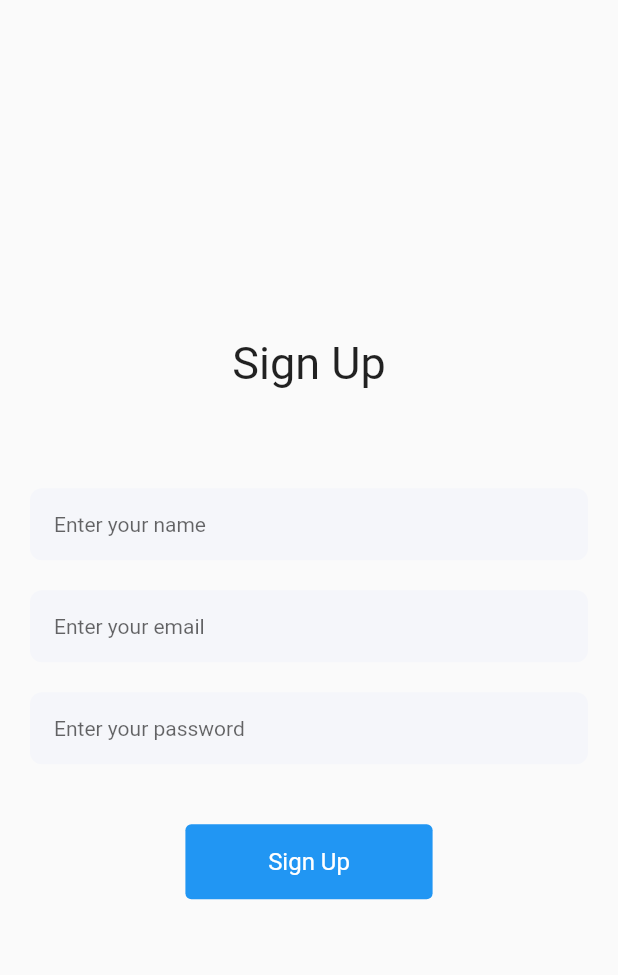
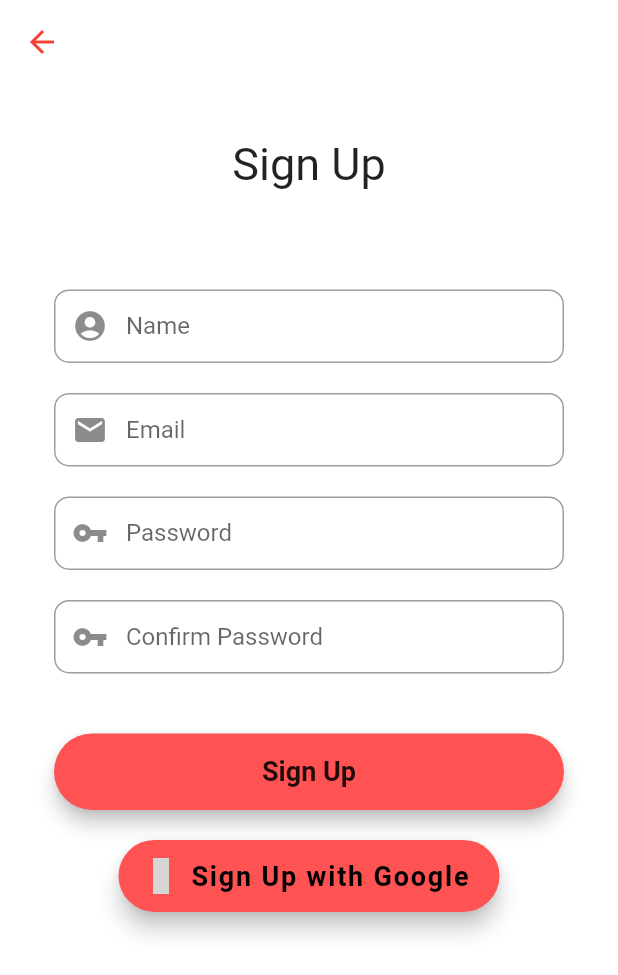
Before and after one commit to Prajj-10/Tomato-Game, a Flutter app: the EmailPasswordSignup screen opened directly, on a phone screen of 412 x 824 dp. Shown: the top 975 px of the screen. Run offline on Flutter 3.47's test engine with Material 2 defaults, Android fonts, the phone set to English and light mode, and no system bars; our stand-ins replace firebase_auth, firebase_core, material_symbols_icons; missing offline and left inert: font_awesome_icon_class; accounts and stored records are empty; grey boxes are pictures that could not be loaded.

Commit message:
Basic Login/Signup UI.

```diff
--- a/lib/Custom_Widgets/custom_button.dart
+++ b/lib/Custom_Widgets/custom_button.dart
@@ -11,12 +11,17 @@ class CustomButton extends StatelessWidget {
 
   @override
   Widget build(BuildContext context) {
-    return ElevatedButton(
-      style: ElevatedButton.styleFrom(
-        minimumSize: const Size(double.infinity, 40),
+    return Material(
+      elevation: 5,
+      borderRadius: BorderRadius.circular(36.0),
+      color: Colors.redAccent,
+      child:MaterialButton(
+        padding: const EdgeInsets.fromLTRB(20, 15, 20, 15),
+        minWidth: MediaQuery.of(context).size.width,
+        onPressed: onTap,
+        child: Text(text,
+        style: const TextStyle(fontSize: 18, fontWeight: FontWeight.bold),),
       ),
-      onPressed: onTap,
-      child: Text(text),
     );
   }
 }
--- a/lib/Signup.dart
+++ /dev/null
@@ -1,82 +0,0 @@
-import 'package:flutter/material.dart';
-import 'package:provider/provider.dart';
-
-import 'Custom_Widgets/custom_textfield.dart';
-
-class EmailPasswordSignup extends StatefulWidget {
-  // static String routeName = '/Signup.dart';   // The routes are created at main.dart to route the pages properly.
-  const EmailPasswordSignup({Key? key}) : super(key: key);
-
-  @override
-  _EmailPasswordSignupState createState() => _EmailPasswordSignupState();
-}
-
-class _EmailPasswordSignupState extends State<EmailPasswordSignup> {
-  final TextEditingController nameController = TextEditingController();
-  final TextEditingController emailController = TextEditingController();
-  final TextEditingController passwordController = TextEditingController();
-
-  /*void signUpUser() async {
-    context.read<FirebaseAuthMethods>().signUpWithEmail(
-      email: emailController.text,
-      password: passwordController.text,
-      context: context,
-    );
-  }*/
-
-  @override
-  Widget build(BuildContext context) {
-    return Scaffold(
-      body: Column(
-        mainAxisAlignment: MainAxisAlignment.center,
-        children: [
-          const Text(
-            "Sign Up",
-            style: TextStyle(fontSize: 30),
-          ),
-          SizedBox(height: MediaQuery.of(context).size.height * 0.08),
-          Container(
-            margin: const EdgeInsets.symmetric(horizontal: 20),
-            child: CustomTextField(
-              controller: nameController,
-              hintText: 'Enter your name',
-            ),
-          ),
-          const SizedBox(height: 20),
-          Container(
-            margin: const EdgeInsets.symmetric(horizontal: 20),
-            child: CustomTextField(
-              controller: emailController,
-              hintText: 'Enter your email',
-            ),
-          ),
-          const SizedBox(height: 20,),
-          Container(
-            margin: const EdgeInsets.symmetric(horizontal: 20),
-            child: CustomTextField(
-              controller: passwordController,
-              hintText: 'Enter your password',
-            ),
-          ),
-          const SizedBox(height: 40),
-          ElevatedButton(
-            onPressed: null, //signUpUser,
-            style: ButtonStyle(
-              backgroundColor: MaterialStateProperty.all(Colors.blue),
-              textStyle: MaterialStateProperty.all(
-                const TextStyle(color: Colors.white),
-              ),
-              minimumSize: MaterialStateProperty.all(
-                Size(MediaQuery.of(context).size.width / 2.5, 50),
-              ),
-            ),
-            child: const Text(
-              "Sign Up",
-              style: TextStyle(color: Colors.white, fontSize: 16),
-            ),
-          ),
-        ],
-      ),
-    );
-  }
-}
--- /dev/null
+++ b/lib/services/firebase_auth_methods.dart
@@ -0,0 +1,33 @@
+import 'package:firebase_auth/firebase_auth.dart';
+import 'package:flutter/material.dart';
+
+import '../utils/showSnackBar.dart';
+
+class FirebaseAuthMethods{
+  final FirebaseAuth _auth;
+  FirebaseAuthMethods(this._auth);
+
+  // Email SignUp
+  Future<void> signUpWithEmail({
+    required String email,
+    required String password,
+    required BuildContext context,
+  }) async {
+    try {
+      await _auth.createUserWithEmailAndPassword(
+        email: email,
+        password: password,
+      );
+      //await sendEmailVerification(context);
+    } on FirebaseAuthException catch (e) {
+      // if you want to display your own custom error message
+      if (e.code == 'weak-password') {
+        print('The password provided is too weak.');
+      } else if (e.code == 'email-already-in-use') {
+        print('The account already exists for that email.');
+      }
+      showSnackBar(
+          context, e.message!); // Displaying the usual firebase error message
+    }
+  }
+}
--- /dev/null
+++ b/lib/signup.dart
@@ -0,0 +1,233 @@
+import 'package:flutter/material.dart';
+import 'package:font_awesome_icon_class/font_awesome_icon_class.dart';
+import 'package:material_symbols_icons/symbols.dart';
+import 'package:provider/provider.dart';
+import 'package:tomato_game/services/firebase_auth_methods.dart';
+
+import 'Custom_Widgets/custom_button.dart';
+import 'Custom_Widgets/custom_textfield.dart';
+
+class EmailPasswordSignup extends StatefulWidget {
+  // static String routeName = '/signup.dart';   // The routes are created at main.dart to route the pages properly.
+  const EmailPasswordSignup({Key? key}) : super(key: key);
+
+  @override
+  _EmailPasswordSignupState createState() => _EmailPasswordSignupState();
+}
+
+class _EmailPasswordSignupState extends State<EmailPasswordSignup> {
+
+  final _formKey = GlobalKey<FormState>();
+
+  final TextEditingController nameController = TextEditingController();
+  final TextEditingController emailController = TextEditingController();
+  final TextEditingController passwordController = TextEditingController();
+  final TextEditingController confirmPwController = TextEditingController();
+
+
+  void signUpUser() async {
+    context.read<FirebaseAuthMethods>().signUpWithEmail(
+      email: emailController.text,
+      password: passwordController.text,
+      context: context,
+    );
+  }
+
+  @override
+  Widget build(BuildContext context) {
+
+    // Name Field
+
+    final nameField = TextFormField(
+        autofocus: false,
+        controller: nameController,
+        keyboardType: TextInputType.name,
+        validator: (value) {
+          RegExp regex = new RegExp(r'^.{3,}$');
+          if (value!.isEmpty) {
+            return ("Name cannot be Empty");
+          }
+          if (!regex.hasMatch(value)) {
+            return ("Enter Valid name(Min. 3 Character)");
+          }
+          return null;
+        },
+        onSaved: (value) {
+          nameController.text = value!;
+        },
+        textInputAction: TextInputAction.next,
+        decoration: InputDecoration(
+          prefixIcon: const Icon(Icons.account_circle),
+          contentPadding: const EdgeInsets.fromLTRB(10, 15, 10, 15),
+          hintText: "Name",
+          border: OutlineInputBorder(
+            borderRadius: BorderRadius.circular(10),
+          ),
+        ));
+
+    // Email Field
+
+    final emailField = TextFormField(
+        autofocus: false,
+        controller: emailController,
+        keyboardType: TextInputType.emailAddress,
+        validator: (value) {
+          if (value!.isEmpty) {
+            return ("Please Enter Your Email");
+          }
+          // reg expression for email validation
+          if (!RegExp("^[a-zA-Z0-9+_.-]+@[a-zA-Z0-9.-]+.[a-z]")
+              .hasMatch(value)) {
+            return ("Please Enter a valid email");
+          }
+          return null;
+        },
+        onSaved: (value) {
+          emailController.text = value!;
+        },
+        textInputAction: TextInputAction.next,
+        decoration: InputDecoration(
+          prefixIcon: const Icon(Icons.mail),
+          contentPadding: const EdgeInsets.fromLTRB(20, 15, 20, 15),
+          hintText: "Email",
+          border: OutlineInputBorder(
+            borderRadius: BorderRadius.circular(10),
+          ),
+        ));
+
+    //password field
+    final passwordField = TextFormField(
+        autofocus: false,
+        controller: passwordController,
+        obscureText: true,
+        validator: (value) {
+          RegExp regex = new RegExp(r'^.{6,}$');
+          if (value!.isEmpty) {
+            return ("Password is required for login");
+          }
+          if (!regex.hasMatch(value)) {
+            return ("Enter Valid Password(Min. 6 Character)");
+          }
+        },
+        onSaved: (value) {
+          passwordController.text = value!;
+        },
+        textInputAction: TextInputAction.next,
+        decoration: InputDecoration(
+          prefixIcon: const Icon(Icons.vpn_key),
+          contentPadding: const EdgeInsets.fromLTRB(20, 15, 20, 15),
+          hintText: "Password",
+          border: OutlineInputBorder(
+            borderRadius: BorderRadius.circular(10),
+          ),
+        ));
+
+    //confirm password field
+    final confirmPasswordField = TextFormField(
+        autofocus: false,
+        controller: confirmPwController,
+        obscureText: true,
+        validator: (value) {
+          if (confirmPwController.text !=
+              passwordController.text) {
+            return "Password don't match";
+          }
+          return null;
+        },
+        onSaved: (value) {
+          confirmPwController.text = value!;
+        },
+        textInputAction: TextInputAction.done,
+        decoration: InputDecoration(
+          prefixIcon: Icon(Icons.vpn_key),
+          contentPadding: EdgeInsets.fromLTRB(20, 15, 20, 15),
+          hintText: "Confirm Password",
+          border: OutlineInputBorder(
+            borderRadius: BorderRadius.circular(10),
+          ),
+        ));
+
+    return Scaffold(
+      backgroundColor: Colors.white,
+      appBar: AppBar(
+        backgroundColor: Colors.transparent,
+        elevation: 0,
+        leading: IconButton(
+          icon: Icon(Icons.arrow_back, color: Colors.red,),
+          onPressed: (){
+            Navigator.of(context).pop();
+          },
+        ),
+      ),
+      body: SingleChildScrollView(
+        child: Container(
+          color: Colors.white,
+          child: Padding(
+            padding: const EdgeInsets.all(36.0),
+            child: Form(
+              key: _formKey,
+              child: Center(
+                child: Column(
+                  mainAxisAlignment: MainAxisAlignment.center,
+                  crossAxisAlignment: CrossAxisAlignment.center,
+                  children: [
+                    const Text(
+                      "Sign Up",
+                      style: TextStyle(fontSize: 30),
+                    ),
+                    SizedBox(height: MediaQuery.of(context).size.height * 0.08),
+                    nameField,
+                    /*Container(
+                      margin: const EdgeInsets.symmetric(horizontal: 20),
+                      child: CustomTextField(
+                        controller: nameController,
+                        hintText: 'Enter your name',
+                      ),
+                    ),*/
+                    const SizedBox(height: 20),
+                    emailField,
+                    /*Container(
+                      margin: const EdgeInsets.symmetric(horizontal: 20),
+                      child: CustomTextField(
+                        controller: emailController,
+                        hintText: 'Enter your email',
+                      ),
+                    ),*/
+                    const SizedBox(height: 20,),
+                    passwordField,
+                    /*Container(
+                      margin: const EdgeInsets.symmetric(horizontal: 20),
+                      child: CustomTextField(
+                        controller: passwordController,
+                        hintText: 'Enter your password',
+                      ),
+                    ),*/
+                    const SizedBox(height: 20),
+                    confirmPasswordField,
+                    const SizedBox(height: 40),
+                    CustomButton(
+                      onTap: () {
+                        //Navigator.pushNamed(context, EmailPasswordLogin.routeName);
+                      },
+                      text: 'Sign Up',
+                    ),
+                    const SizedBox(height: 20),
+                    FloatingActionButton.extended(
+                      label: const Text('Sign Up with Google',
+                      style: TextStyle(color: Colors.black,
+                      fontSize: 18, fontWeight: FontWeight.bold),), // <-- Text
+                      backgroundColor: Colors.redAccent,
+                      icon:  const Icon(FontAwesomeIcons.google,
+                      size: 24,),
+                      onPressed: () {  }, // <-- Icon,
+                      ),
+                  ],
+                ),
+              ),
+            ),
+          ),
+        ),
+      ),
+    );
+  }
+}
--- a/pubspec.yaml
+++ b/pubspec.yaml
@@ -28,6 +28,8 @@ environment:
 # the latest version available on pub.dev. To see which dependencies have newer
 # versions available, run `flutter pub outdated`.
 dependencies:
+  material_symbols_icons: ^4.2671.0
+  font_awesome_icon_class: ^0.0.6
   firebase_core:
   firebase_auth:
   provider: ^6.0.2
@@ -57,6 +59,8 @@ dev_dependencies:
 
 # The following section is specific to Flutter packages.
 flutter:
+  assets:
+    - assets/
 
   # The following line ensures that the Material Icons font is
   # included with your application, so that you can use the icons in
```
Also changed, not shown: lib/login_page.dart (+112 -24 lines), lib/main.dart (+5 -3 lines), lib/utils/showSnackBar.dart (added, +9 -0 lines), assets/google.jpg (added), assets/logo.png (added), assets/tomato-spin.gif (added), pubspec.lock.
